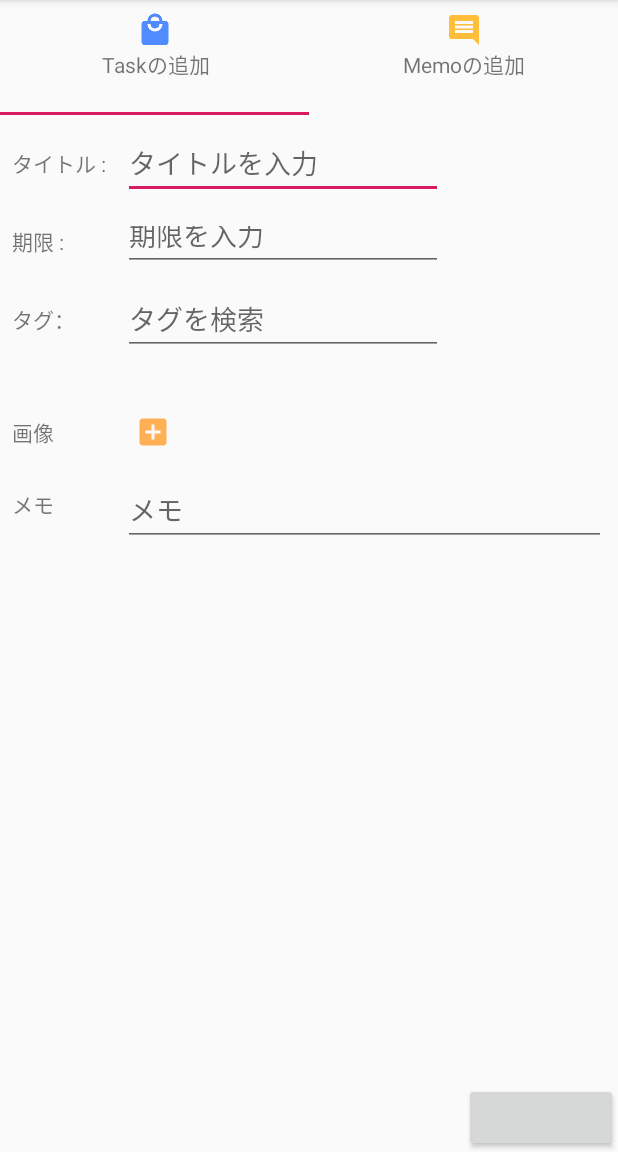
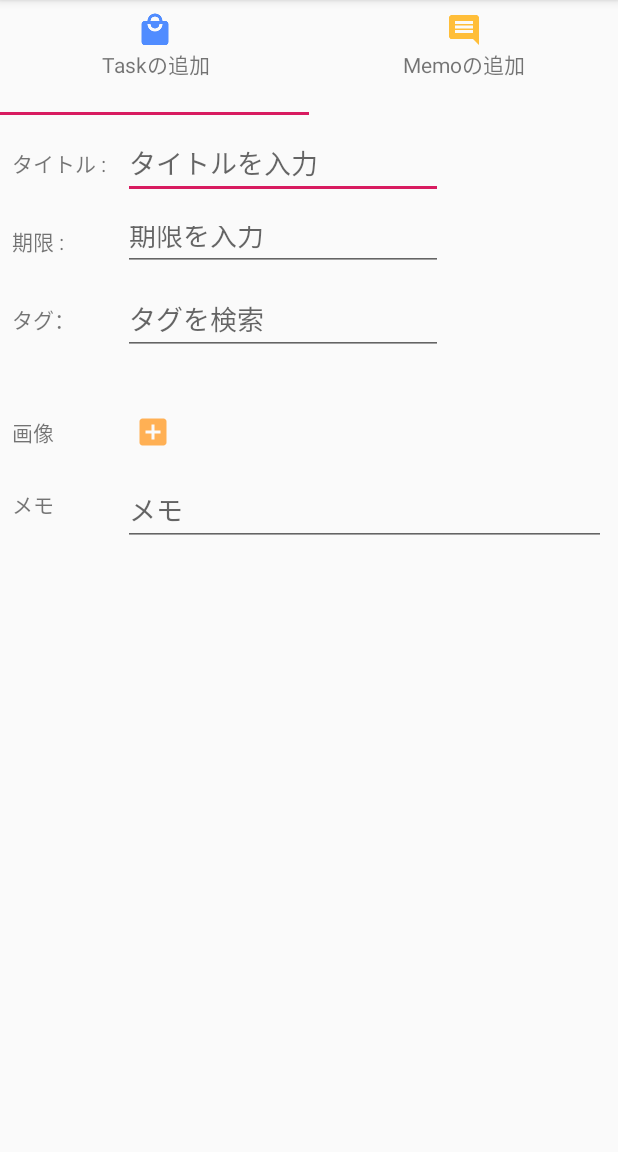
Before and after one commit to pikohan-suzuki/Image_Task_Manager, an Android app: the AddScheduleActivity screen opened directly, with no data from a screen before it, on a phone screen of 412 x 824 dp, the part 84-1236 px from its top. Run offline under Robolectric (Android 15) with nearby library versions, the phone set to English and light mode, and no system bars; our stand-ins replace FlexboxLayout, Room's generated code; 6 statements that could not run were skipped.

Commit message:
追加ボタンを削除

```diff
--- a/ImageTaskManager/app/src/main/res/layout/activity_add_schedule.xml
+++ b/ImageTaskManager/app/src/main/res/layout/activity_add_schedule.xml
@@ -2,6 +2,7 @@
 <android.support.constraint.ConstraintLayout xmlns:android="http://schemas.android.com/apk/res/android"
                                              xmlns:app="http://schemas.android.com/apk/res-auto"
                                              xmlns:tools="http://schemas.android.com/tools"
+                                             android:fitsSystemWindows="true"
                                              android:layout_width="match_parent"
                                              android:layout_height="match_parent">
 
@@ -11,7 +12,7 @@
                                              app:layout_constraintStart_toStartOf="parent"
                                              app:layout_constraintBottom_toTopOf="@+id/guideline10"
                                              app:layout_constraintTop_toTopOf="parent"
-                                             android:id="@+id/add_schedule_tabLayout"></android.support.design.widget.TabLayout>
+                                             android:id="@+id/add_schedule_tabLayout"/>
     <android.support.constraint.Guideline android:layout_width="wrap_content" android:layout_height="wrap_content"
                                           android:id="@+id/guideline10"
                                           android:orientation="horizontal"
@@ -22,20 +23,9 @@
                                        app:layout_constraintTop_toTopOf="@+id/guideline10"
                                        app:layout_constraintStart_toStartOf="parent"
                                        app:layout_constraintEnd_toEndOf="parent"
-                                       app:layout_constraintBottom_toTopOf="@+id/guideline11">
+                                       app:layout_constraintBottom_toBottomOf="parent">
 
     </android.support.v4.view.ViewPager>
-    <android.support.constraint.Guideline android:layout_width="wrap_content" android:layout_height="wrap_content"
-                                          android:id="@+id/guideline11"
-                                          android:orientation="horizontal"
-                                          app:layout_constraintGuide_percent="0.94"/>
-    <Button
-            android:layout_width="0dp"
-            android:layout_height="0dp"
-            android:id="@+id/add_button"
-            app:layout_constraintBottom_toBottomOf="parent" app:layout_constraintEnd_toEndOf="parent"
-            app:layout_constraintTop_toTopOf="@+id/guideline11" app:layout_constraintStart_toStartOf="@+id/guideline12"
-            tools:text="Add"/>
     <android.support.constraint.Guideline android:layout_width="wrap_content" android:layout_height="wrap_content"
                                           android:id="@+id/guideline12"
                                           android:orientation="vertical"
```
